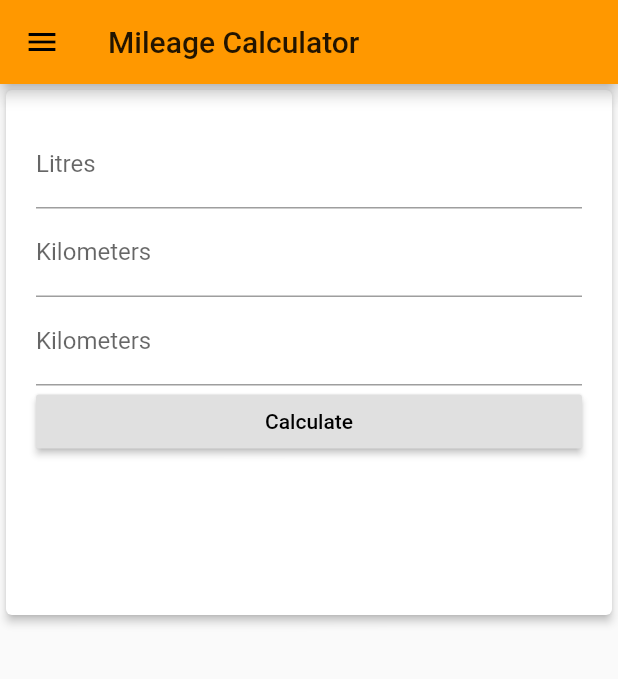
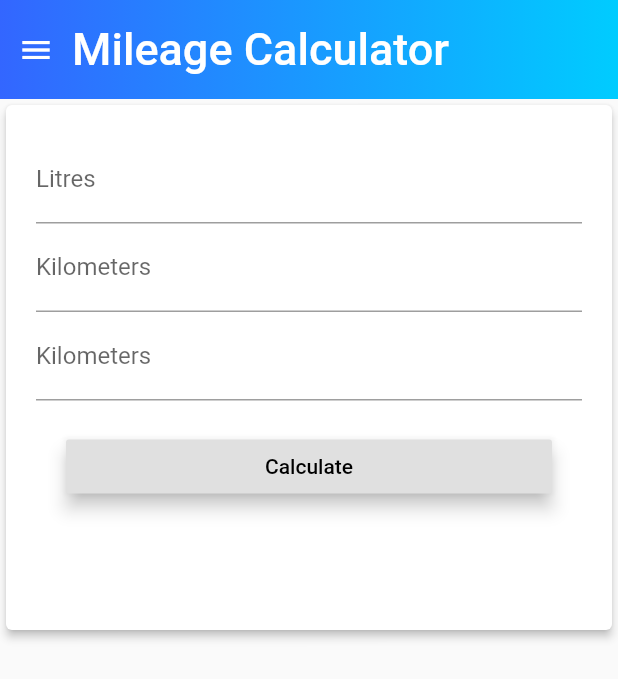
Before and after one commit to Fluttarr/mileage-calc, a Flutter app: the screen it shows after launch, on a phone screen of 412 x 824 dp. Shown: the top 679 px of the screen. Run offline on Flutter 3.47's test engine with Material 2 defaults, Android fonts, the phone set to English and light mode, and no system bars; Roboto replaces fonts that are missing (Poppins).

Commit message:
chore(homepage): add custom nav drawer

```diff
--- a/lib/components/gradient_appbar.dart
+++ b/lib/components/gradient_appbar.dart
@@ -9,20 +9,31 @@ class GradientAppBar extends StatelessWidget {
   @override
   Widget build(BuildContext context) {
     final double statusBarHeight = MediaQuery.of(context).padding.top;
-
+    var _hamburgerMenu = new IconButton(
+        color: Colors.white,
+        onPressed: () {
+          Scaffold.of(context).openDrawer();
+        },
+        icon: const Icon(
+          Icons.menu,
+          color: Colors.white,
+        ),
+        tooltip: 'Open navigation menu');
     return new Container(
       padding: new EdgeInsets.only(top: statusBarHeight),
       height: statusBarHeight + barHeight,
-      child: new Center(
-        child: new Text(
+      child: new Row(children: <Widget>[
+        _hamburgerMenu,
+        new Center(
+            child: new Text(
           title,
           style: const TextStyle(
               color: Colors.white,
               fontFamily: 'Poppins',
-              fontWeight: FontWeight.w600,
-              fontSize: 36.0),
-        ),
-      ),
+              fontWeight: FontWeight.w500,
+              fontSize: 30.0),
+        ))
+      ]),
       decoration: new BoxDecoration(
         gradient: new LinearGradient(
             colors: [const Color(0xFF3366FF), const Color(0xFF00CCFF)],
--- a/lib/main.dart
+++ b/lib/main.dart
@@ -12,7 +12,7 @@ class MyApp extends StatelessWidget {
         title: appTitle,
         home: new NavPage(),
         theme: ThemeData(
-          primaryColor: Colors.orange,
+          primaryColor: Color(0xFF3366FF),
           accentColor: Colors.cyan[600],
         ));
   }
--- a/lib/pages/home.dart
+++ b/lib/pages/home.dart
@@ -11,6 +11,19 @@ class HomePage extends StatelessWidget {
       child: new SizedBox(
           height: 350.0,
           child: new Container(
+              decoration: new BoxDecoration(
+                gradient: new LinearGradient(
+                    // new
+                    // Where the linear gradient begins and ends
+                    colors: [
+                      const Color(0xFFF),
+                      const Color(0xFFF),
+                    ],
+                    begin: const FractionalOffset(0.0, 0.0),
+                    end: const FractionalOffset(1.0, 0.0),
+                    stops: [0.0, 1.0],
+                    tileMode: TileMode.clamp),
+              ),
               padding: EdgeInsets.all(20.0),
               child: Form(
                 child: new ListView(
@@ -33,14 +46,21 @@ class HomePage extends StatelessWidget {
                       decoration: new InputDecoration(
                           hintText: 'To Kilometer', labelText: 'Kilometers'),
                     ),
-                    new RaisedButton(
-                        padding: EdgeInsets.all(10.0),
-                        textColor: Colors.black,
-                        child: new Text("Calculate"),
-                        onPressed: () => AlertDialog(
-                              title: new Text("Pressed"),
-                              content: new Text("data"),
-                            ))
+                    new Padding(
+                        padding: EdgeInsets.all(20.0),
+                        child: new RaisedButton(
+                            elevation: 5.0,
+                            padding: EdgeInsets.all(10.0),
+                            textColor: Colors.black,
+                            child: new Text("Calculate"),
+                            onPressed: () {
+                              showDialog(
+                                  context: context,
+                                  builder: (_) => new AlertDialog(
+                                        title: new Text("Hey"),
+                                        content: new Text("Nothing Here"),
+                                      ));
+                            }))
                   ],
                 ),
               ))),
--- a/lib/pages/nav_drawer.dart
+++ b/lib/pages/nav_drawer.dart
@@ -27,10 +27,15 @@ class NavPage extends StatefulWidget {
 class NavPageState extends State<NavPage> {
   int _selectedDrawerIndex = 0;
 
-  _getDrawerItemWidget(int pos) {
+  _getDrawerItemWidget(int pos, String title) {
     switch (pos) {
       case 0:
-        return new HomePage();
+        return new Column(
+          children: <Widget>[
+            new GradientAppBar(title),
+            new HomePage(),
+          ],
+        );
       case 1:
         return new SettingsPage();
       case 2:
@@ -58,11 +63,11 @@ class NavPageState extends State<NavPage> {
       ));
     }
     return new Scaffold(
-      appBar: new AppBar(
-        // here we display the title corresponding to the fragment
-        // you can instead choose to have a static title
-        title: new Text(widget.drawerItems[_selectedDrawerIndex].title),
-      ),
+      // appBar: new AppBar(
+      //   // here we display the title corresponding to the fragment
+      //   // you can instead choose to have a static title
+      //   title: new Text(widget.drawerItems[_selectedDrawerIndex].title),
+      // ),
       drawer: new Drawer(
         child: new Column(
           children: <Widget>[
@@ -72,7 +77,8 @@ class NavPageState extends State<NavPage> {
           ],
         ),
       ),
-      body: _getDrawerItemWidget(_selectedDrawerIndex),
+      body: _getDrawerItemWidget(
+          _selectedDrawerIndex, widget.drawerItems[_selectedDrawerIndex].title),
     );
   }
 }
```
